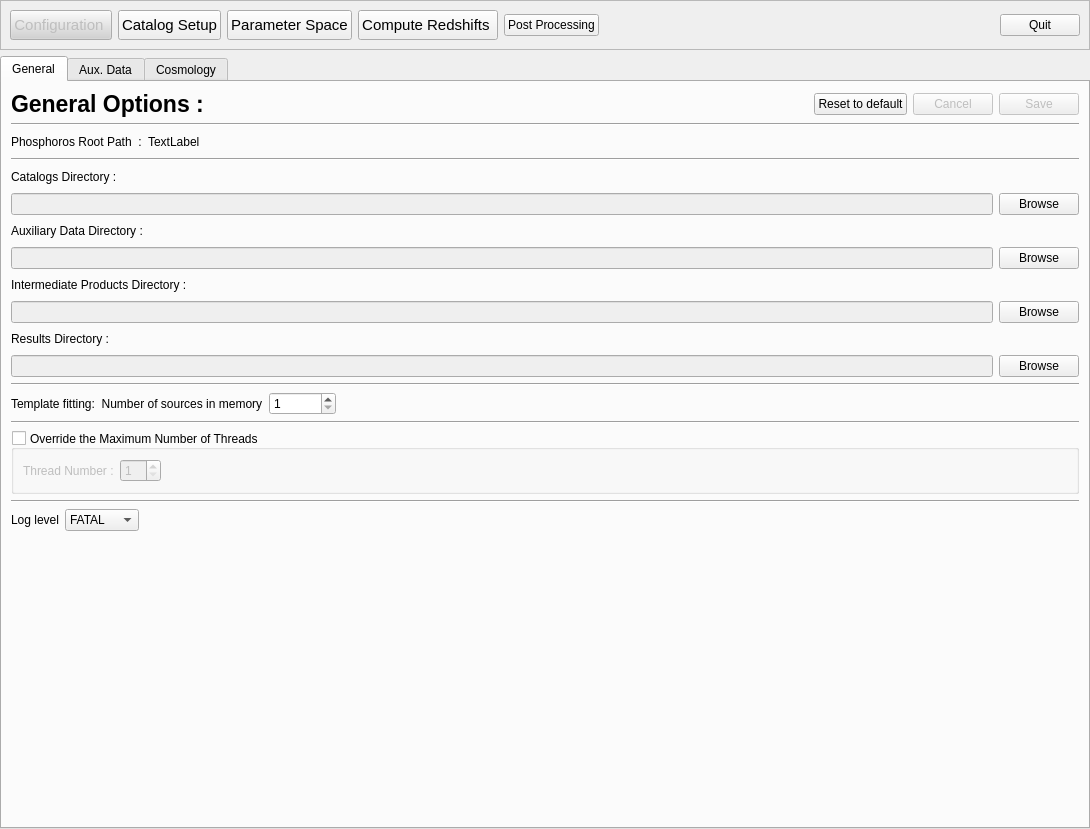
The window that PhzQtUI/auxdir/PhzQtUI/FormConfiguration.ui (astrorama/Phosphoros) describes before a commit, drawn with Qt 5.
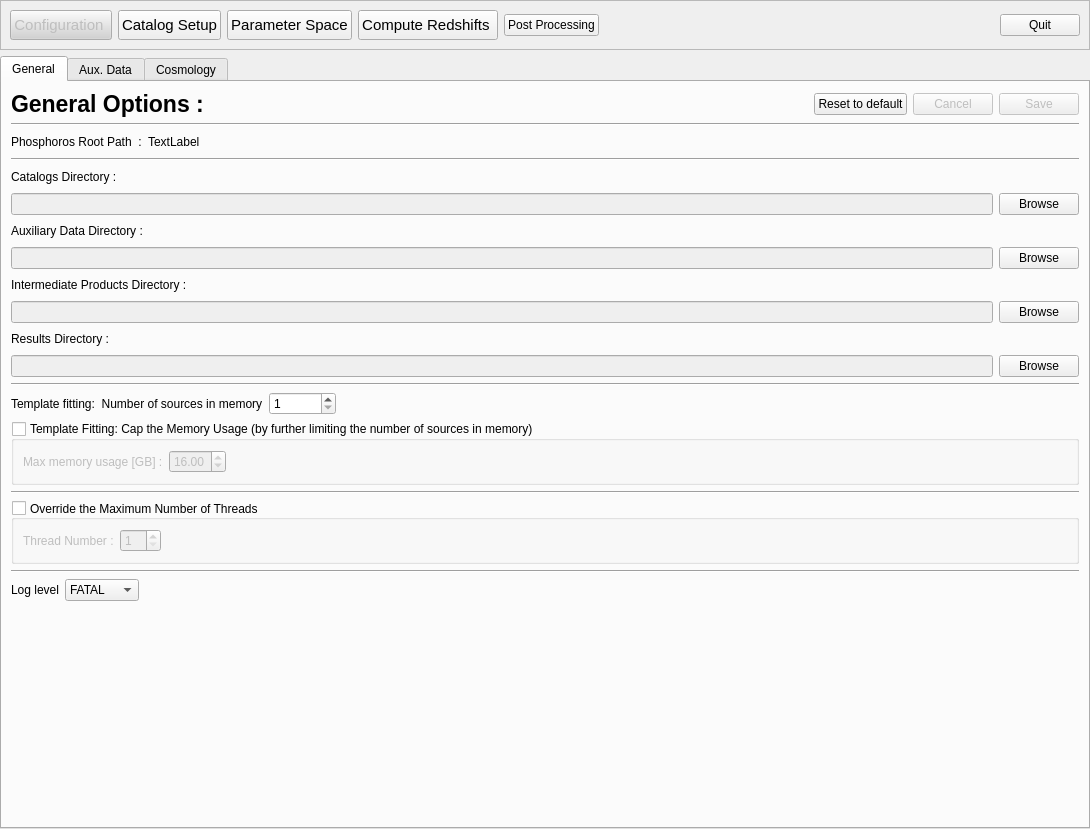
The same window after the commit. Custom widgets are drawn as their Qt base class.

Commit message: Add memory cap

```diff
--- a/PhzQtUI/auxdir/PhzQtUI/FormConfiguration.ui
+++ b/PhzQtUI/auxdir/PhzQtUI/FormConfiguration.ui
@@ -498,6 +498,52 @@
          </item>
         </layout>
        </item>
+       <item>
+        <widget class="QGroupBox" name="gb_memory">
+         <property name="title">
+          <string>Template Fitting: Cap the Memory Usage (by further limiting the number of sources in memory)</string>
+         </property>
+         <property name="checkable">
+          <bool>true</bool>
+         </property>
+         <property name="checked">
+          <bool>false</bool>
+         </property>
+         <layout class="QVBoxLayout" name="verticalLayout_5">
+          <item>
+           <layout class="QHBoxLayout" name="horizontalLayout_19">
+            <item>
+             <widget class="QLabel" name="label_15">
+              <property name="text">
+               <string>Max memory usage [GB] :</string>
+              </property>
+             </widget>
+            </item>
+            <item>
+             <widget class="QDoubleSpinBox" name="sb_memory">
+              <property name="value">
+               <double>16.000000000000000</double>
+              </property>
+             </widget>
+            </item>
+            <item>
+             <spacer name="horizontalSpacer_14">
+              <property name="orientation">
+               <enum>Qt::Horizontal</enum>
+              </property>
+              <property name="sizeHint" stdset="0">
+               <size>
+                <width>40</width>
+                <height>20</height>
+               </size>
+              </property>
+             </spacer>
+            </item>
+           </layout>
+          </item>
+         </layout>
+        </widget>
+       </item>
        <item>
         <widget class="Line" name="line_5">
          <property name="orientation">
```
The commit also changes 12 other files.
